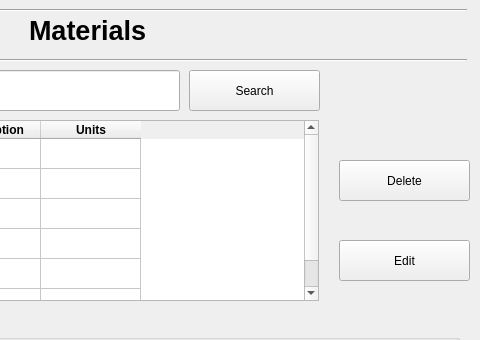
basil-ali-khan/Inventory-Management-System, file Screens/Materials.ui: the form before one commit; both pictures show x 291 to 771 and y 0 to 340 of the 771 by 618 pixel window.
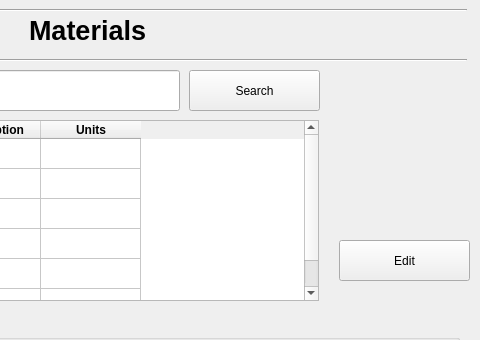
The form after the commit.

Diff of the .ui file:
```diff
--- a/Screens/Materials.ui
+++ b/Screens/Materials.ui
@@ -324,19 +324,6 @@
      </property>
     </widget>
    </widget>
-   <widget class="QPushButton" name="pushButton_5">
-    <property name="geometry">
-     <rect>
-      <x>630</x>
-      <y>160</y>
-      <width>131</width>
-      <height>41</height>
-     </rect>
-    </property>
-    <property name="text">
-     <string>Delete</string>
-    </property>
-   </widget>
    <widget class="Line" name="line">
     <property name="geometry">
      <rect>
```
